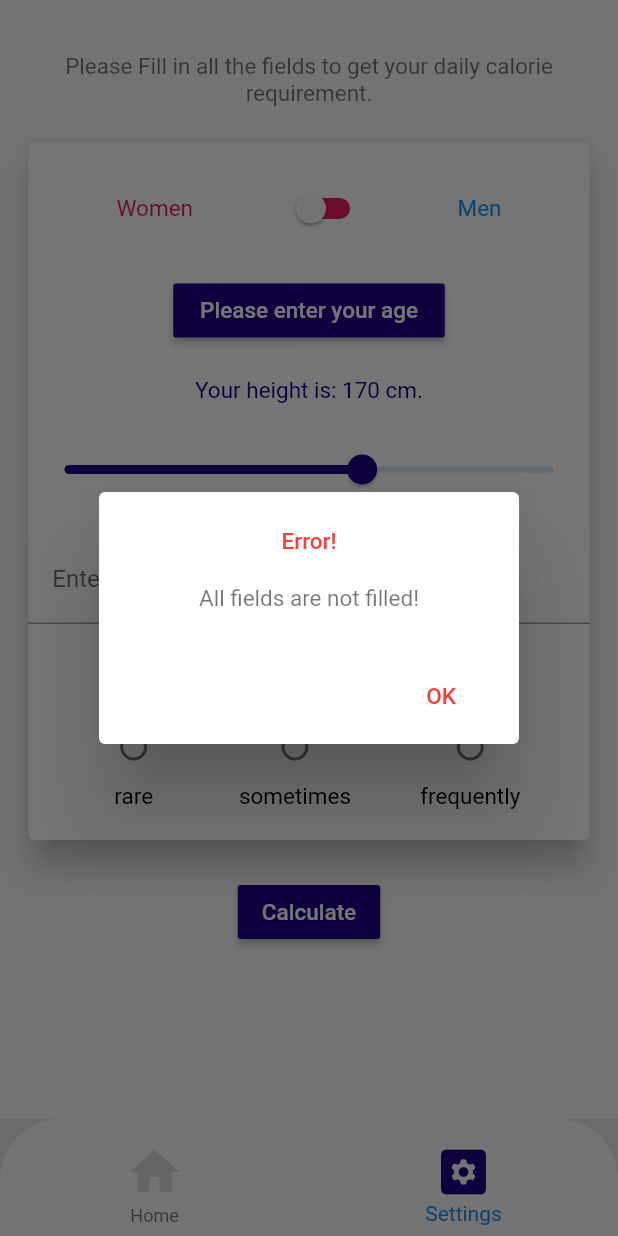
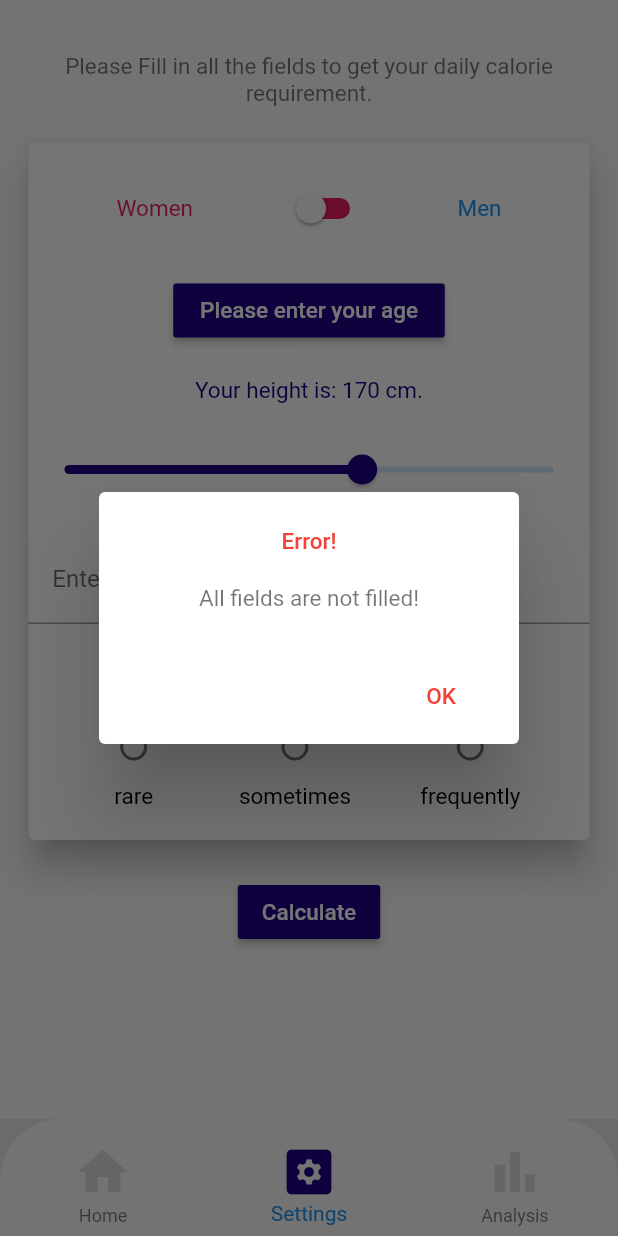
Before and after one commit to iremgunr/healtishpro_app, a Flutter app: the ProfileScreen screen opened directly, item 2 of the bottom bar chosen, after a tap on "Calculate", on a phone screen of 412 x 824 dp. Run offline on Flutter 3.47's test engine with Material 2 defaults, Android fonts, the phone set to English and light mode, and no system bars; our stand-ins replace audioplayers, cached_network_image, charts_flutter, cloud_firestore, firebase_auth, firebase_core and 7 more; missing offline and left inert: starfruit; accounts and stored records are empty.

Commit message:
ML Eklenecek, onun dışında bitti.

```diff
--- a/lib/services/auth.dart
+++ b/lib/services/auth.dart
@@ -21,7 +21,7 @@ class AuthService{
   }
 
   String getCurrentUser(){
-    return _auth.currentUser.email;
+    return _auth.currentUser.email ;
   }
 
   // sign in anon
--- a/lib/ui/pages/calorie_calculator_screen.dart
+++ b/lib/ui/pages/calorie_calculator_screen.dart
@@ -23,7 +23,6 @@ class _CalorieCalculatorScreenState extends State<CalorieCalculatorScreen> {
 
   final DatabaseService databaseService = DatabaseService();
   final AuthService _auth = AuthService();
-
   @override
   Widget build(BuildContext context) {
     return GestureDetector(
@@ -209,8 +208,10 @@ class _CalorieCalculatorScreenState extends State<CalorieCalculatorScreen> {
           break;
       }
 
-      databaseService.addUserCalorieInfo(age.toInt(), weight.toInt(), height.toInt(), gender, _auth.getCurrentUser(),calorieActivity);
+      var now = new DateTime.now();
+      databaseService.addUserCalorieInfo(age.toInt(), weight.toInt(), height.toInt(), gender, _auth.getCurrentUser(),calorieActivity,radioSelected,now);
       databaseService.updateUserIsNewData(_auth.getCurrentUser(),false);
+
 
       setState(() {
         dialogue();
--- a/lib/ui/pages/profile_screen.dart
+++ b/lib/ui/pages/profile_screen.dart
@@ -2,6 +2,7 @@ import 'dart:math';
 import 'dart:ui';
 import 'package:flutter/material.dart';
 import 'package:healtish_app/model/motivation.dart';
+import 'package:healtish_app/ui/pages/analysis_screen.dart';
 import 'package:healtish_app/ui/pages/onboarding_screen.dart';
 import 'package:healtish_app/ui/pages/recipeHome_screen.dart';
 import 'package:vector_math/vector_math_64.dart' as math;
@@ -78,7 +79,7 @@ class _ProfileScreenState extends State<ProfileScreen> {
                               ))
                         ]),
                       ),
-                    ),
+                    ),SizedBox(height: 10,),
                     Row(
                       mainAxisAlignment: MainAxisAlignment.spaceBetween,
                       children: <Widget>[
@@ -240,7 +241,7 @@ class _ProfileScreenState extends State<ProfileScreen> {
         ],
       );
     }
-    List<Widget> pages = [getProfile(),CalorieCalculatorScreen()];
+    List<Widget> pages = [getProfile(),CalorieCalculatorScreen(),AnalysisScreen()];
     return Scaffold(
         backgroundColor: const Color(0xFFE9E9E9),
         bottomNavigationBar: ClipRRect(
@@ -271,6 +272,15 @@ class _ProfileScreenState extends State<ProfileScreen> {
                 ),
                 title: Text(
                   "Settings",
+                  style: TextStyle(color: Colors.white),
+                ),
+              ),BottomNavigationBarItem(
+                icon: Padding(
+                  child: Icon(Icons.bar_chart),
+                  padding: EdgeInsets.only(top: 8.0),
+                ),
+                title: Text(
+                  "Analysis",
                   style: TextStyle(color: Colors.white),
                 ),
               ),
--- a/pubspec.yaml
+++ b/pubspec.yaml
@@ -30,6 +30,7 @@ dependencies:
   flutter_spinkit: "^4.1.2"
   provider: ^4.1.1
   animations: ^1.0.0
+  draw_graph: ^0.0.2
 
 
 
@@ -48,6 +49,10 @@ dependencies:
   shared_preferences: ^2.0.5
   webview_flutter:
   url_launcher: ^5.4.2
+  local_auth: ^0.6.3+4
+  intl: ^0.16.1
+  starfruit: ^1.0.0+1
+  charts_flutter: ^0.10.0
 
 
 
```
Also changed, not shown: lib/authenticate/sign_in.dart (+45 -28 lines), lib/services/database.dart (+44 -30 lines), lib/ui/pages/analysis_screen.dart (added, +46 -0 lines), assets/recipe.png (added), assets/recipe2.png (added), pubspec.lock, 105 other files.
